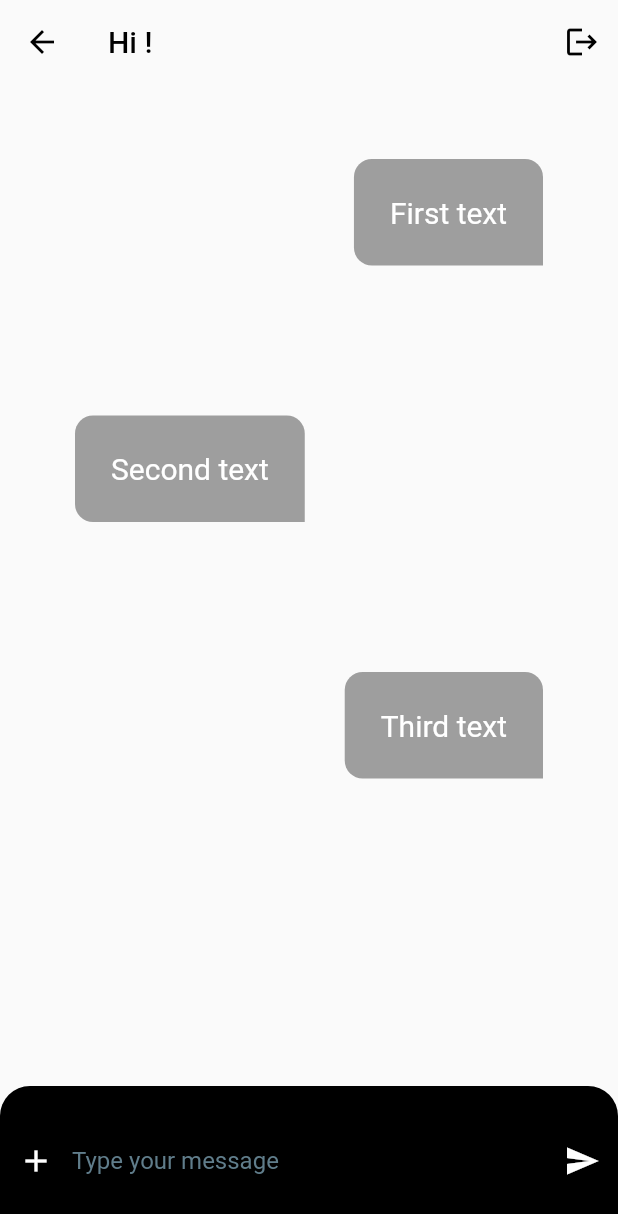
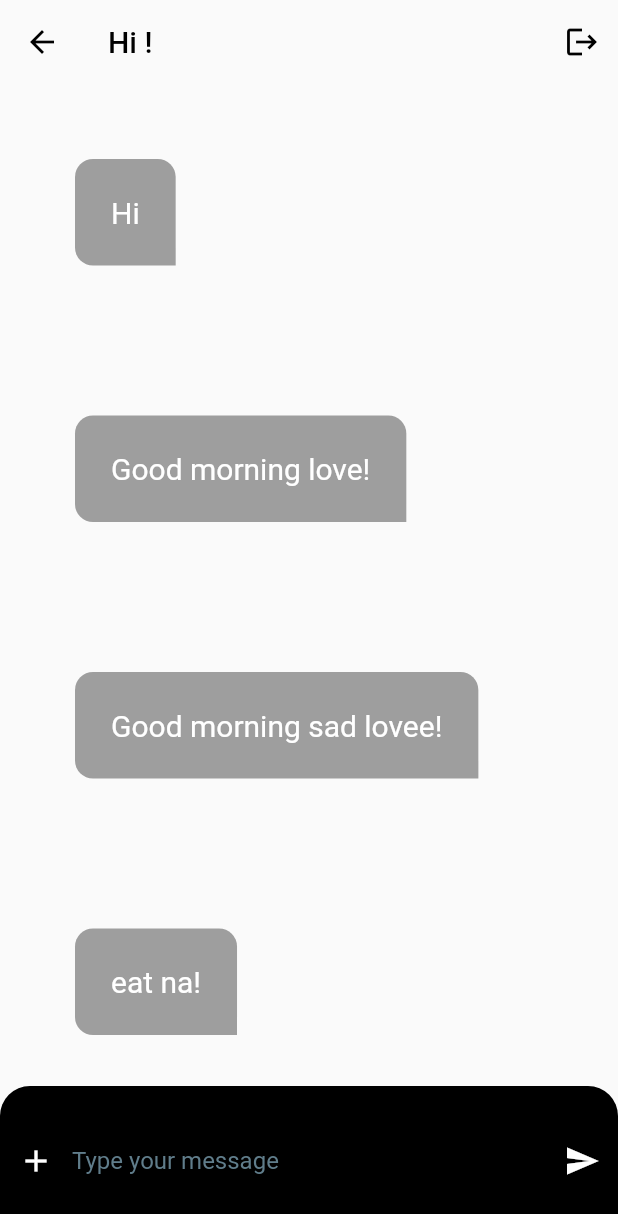
Before and after one commit to Zian2322/chat_apps, a Flutter app: the ChatPage screen opened directly with empty values, after a tap on the "send" icon, on a phone screen of 412 x 824 dp. Shown: the top 1214 px of the screen. Run offline on Flutter 3.47's test engine with Material 2 defaults, Android fonts, the phone set to English and light mode, and no system bars; our stand-ins replace google_fonts; missing offline and left inert: social_media_buttons.

```diff
--- a/lib/chat_page.dart
+++ b/lib/chat_page.dart
@@ -1,31 +1,40 @@
+import 'dart:convert'; // <-- Add this
 import 'package:chat_apps/models/chat_message_entity.dart';
 import 'package:chat_apps/widgets/chat_bubble.dart';
 import 'package:chat_apps/widgets/chat_input.dart';
 import 'package:flutter/material.dart';
+import 'package:flutter/services.dart';
 
-class ChatPage extends StatelessWidget {
+class ChatPage extends StatefulWidget {
   ChatPage({Key? key}) : super(key: key);
 
-  final List<ChatMessageEntity> _messages = [
-    ChatMessageEntity(
-      text: 'First text',
-      id: '1',
-      createdAt: 2131231442,
-      author: Author(userName: 'mark45'),
-    ),
-    ChatMessageEntity(
-      text: 'Second text',
-      id: '2',
-      createdAt: 2131231443,
-      author: Author(userName: 'jane'),
-    ),
-    ChatMessageEntity(
-      text: 'Third text',
-      id: '3',
-      createdAt: 2131231444,
-      author: Author(userName: 'mark45'),
-    ),
-  ];
+  @override
+  State<ChatPage> createState() => _ChatPageState();
+}
+
+class _ChatPageState extends State<ChatPage> {
+  List<ChatMessageEntity> _messages = []; // removed 'final'
+
+  Future<void> _loadInitialMessages() async {
+    final response = await rootBundle.loadString('assets/mock_messages.json');
+    final List<dynamic> decodedList = jsonDecode(response) as List;
+
+    final List<ChatMessageEntity> chatMessages = decodedList.map((item) {
+      return ChatMessageEntity.fromJson(item);
+    }).toList();
+
+    print(chatMessages.length);
+
+    setState(() {
+      _messages = chatMessages;
+    });
+  }
+
+  @override
+  void initState() {
+    super.initState();
+    _loadInitialMessages();
+  }
 
   @override
   Widget build(BuildContext context) {
@@ -53,7 +62,7 @@ class ChatPage extends StatelessWidget {
               itemCount: _messages.length,
               itemBuilder: (context, index) {
                 return ChatBubble(
-                  alignment: _messages[index].author.userName == 'mark45'
+                  alignment: _messages[index].author.userName == username
                       ? Alignment.centerRight
                       : Alignment.centerLeft,
                   entity: _messages[index],
--- a/lib/models/chat_message_entity.dart
+++ b/lib/models/chat_message_entity.dart
@@ -12,10 +12,19 @@ class ChatMessageEntity {
     this.imageURL,
     required this.author,
   });
+
+  factory ChatMessageEntity.fromJson(Map<String, dynamic> json){
+    return ChatMessageEntity(text: json['text'], id: json['id'], createdAt: json['createdAt'],
+        author: Author.fromJson(json['author']));
+  }
 }
 
 class Author {
   String userName;
 
   Author({required this.userName});
+
+  factory Author.fromJson(Map<String, dynamic> json){
+    return Author(userName: json['username']);
+  }
 }
```
Also changed, not shown: assets/mock_messages.json (added, +37 -0 lines).
